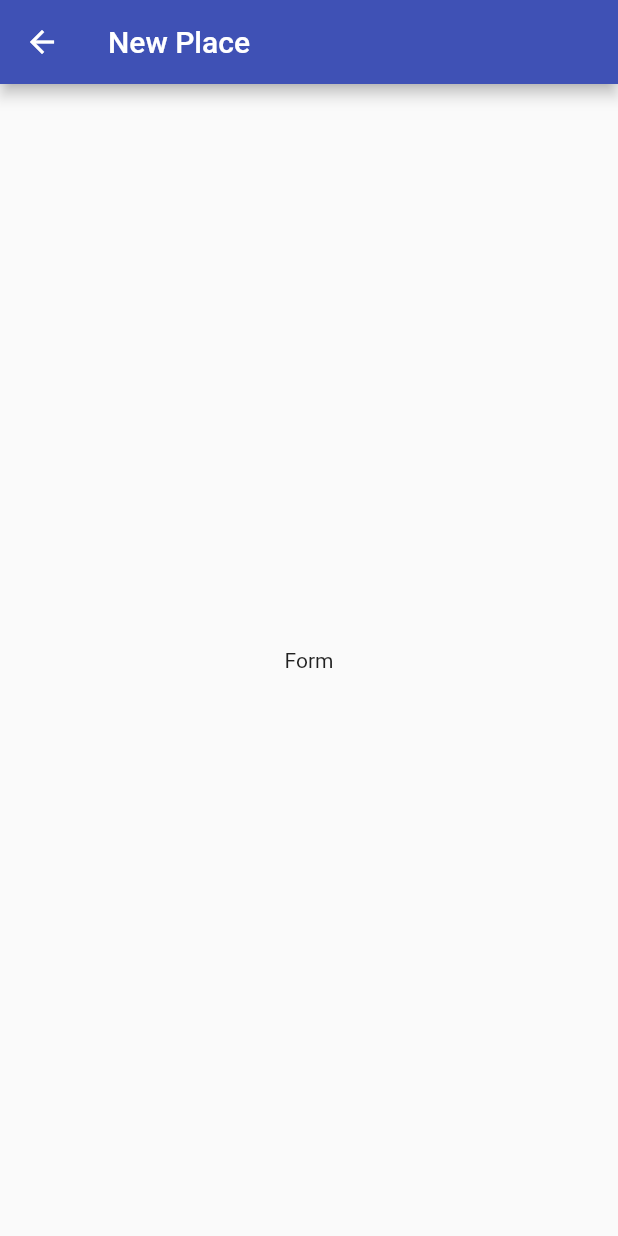
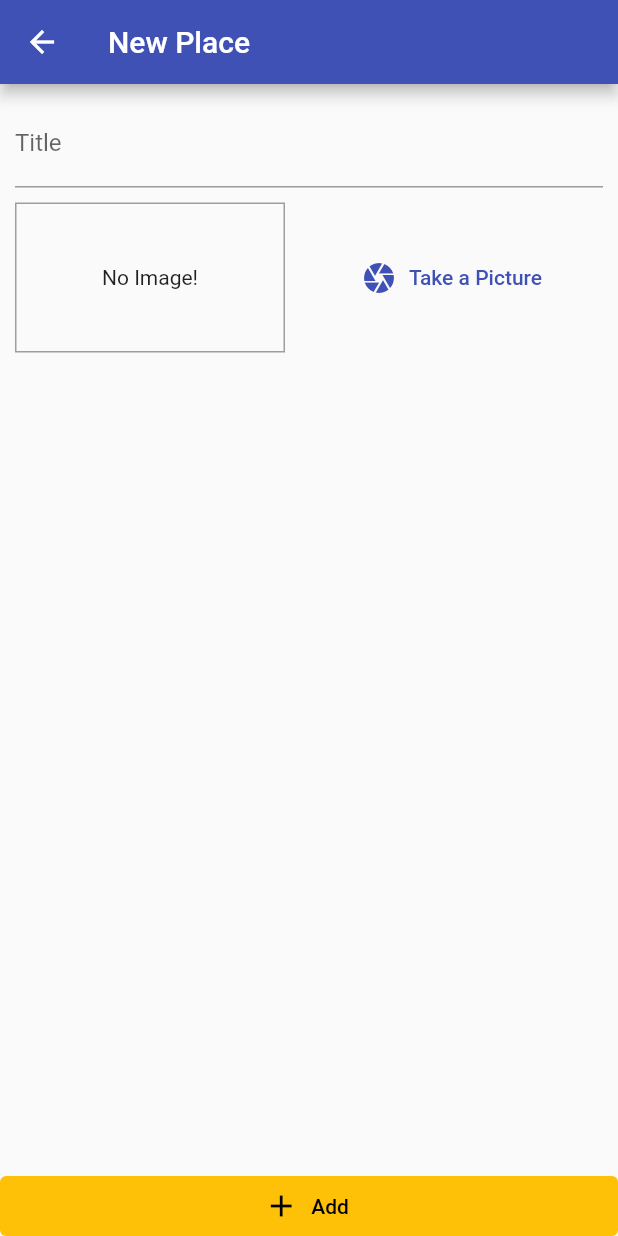
Before and after one commit to Luis020-hub/Places, a Flutter app: the PlaceFormScreen screen opened by its route, on a phone screen of 412 x 824 dp. Run offline on Flutter 3.47's test engine with Material 2 defaults, Android fonts, the phone set to English and light mode, and no system bars.

Commit message:
21/03/2023
- Tirando o banner de debug padrão.
- Criado uma versão inicial do formulário .
- Criada a pasta widget com o arquivo image_input.dart.

```diff
--- a/lib/main.dart
+++ b/lib/main.dart
@@ -13,6 +13,7 @@ class MyApp extends StatelessWidget {
   @override
   Widget build(BuildContext context) {
     return MaterialApp(
+      debugShowCheckedModeBanner: false,
       title: 'Great Places',
       theme: ThemeData(
         primaryColor: Colors.indigo,
--- a/lib/screens/place_form_screen.dart
+++ b/lib/screens/place_form_screen.dart
@@ -1,4 +1,5 @@
 import 'package:flutter/material.dart';
+import 'package:places/widgets/image_input.dart';
 
 class PlaceFormScreen extends StatefulWidget {
   const PlaceFormScreen({super.key});
@@ -8,14 +9,53 @@ class PlaceFormScreen extends StatefulWidget {
 }
 
 class _PlaceFormScreenState extends State<PlaceFormScreen> {
+  final _titleController = TextEditingController();
+
+  void _submitForm() {}
+
   @override
   Widget build(BuildContext context) {
     return Scaffold(
       appBar: AppBar(
         title: const Text('New Place'),
       ),
-      body: const Center(
-        child: Text('Form'),
+      body: Column(
+        crossAxisAlignment: CrossAxisAlignment.stretch,
+        children: [
+          Expanded(
+            child: SingleChildScrollView(
+              child: Padding(
+                padding: const EdgeInsets.all(10),
+                child: Column(
+                  children: [
+                    TextField(
+                      controller: _titleController,
+                      decoration: const InputDecoration(
+                        labelText: 'Title',
+                      ),
+                    ),
+                    const SizedBox(height: 10),
+                    const ImageInput(),
+                  ],
+                ),
+              ),
+            ),
+          ),
+          SizedBox(
+            height: 40,
+            child: ElevatedButton.icon(
+              icon: const Icon(Icons.add),
+              label: const Text('Add'),
+              style: ElevatedButton.styleFrom(
+                backgroundColor: Theme.of(context).colorScheme.secondary,
+                foregroundColor: Colors.black,
+                elevation: 0,
+                tapTargetSize: MaterialTapTargetSize.shrinkWrap,
+              ),
+              onPressed: _submitForm,
+            ),
+          )
+        ],
       ),
     );
   }
--- /dev/null
+++ b/lib/widgets/image_input.dart
@@ -0,0 +1,35 @@
+import 'package:flutter/material.dart';
+
+class ImageInput extends StatefulWidget {
+  const ImageInput({super.key});
+
+  @override
+  State<ImageInput> createState() => _ImageInputState();
+}
+
+class _ImageInputState extends State<ImageInput> {
+  @override
+  Widget build(BuildContext context) {
+    return Row(
+      children: [
+        Container(
+          width: 180,
+          height: 100,
+          decoration: BoxDecoration(
+            border: Border.all(width: 1, color: Colors.grey),
+          ),
+          alignment: Alignment.center,
+          child: const Text('No Image!'),
+        ),
+        const SizedBox(width: 10),
+        Expanded(
+          child: TextButton.icon(
+            icon: const Icon(Icons.camera),
+            label: const Text('Take a Picture'),
+            onPressed: () {},
+          ),
+        )
+      ],
+    );
+  }
+}
```
